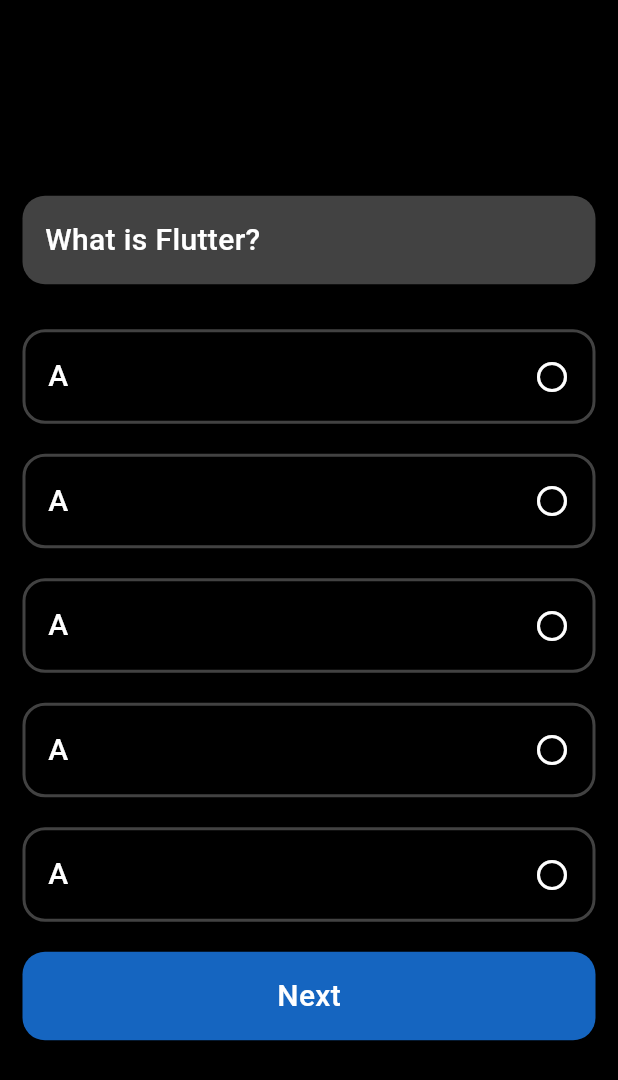
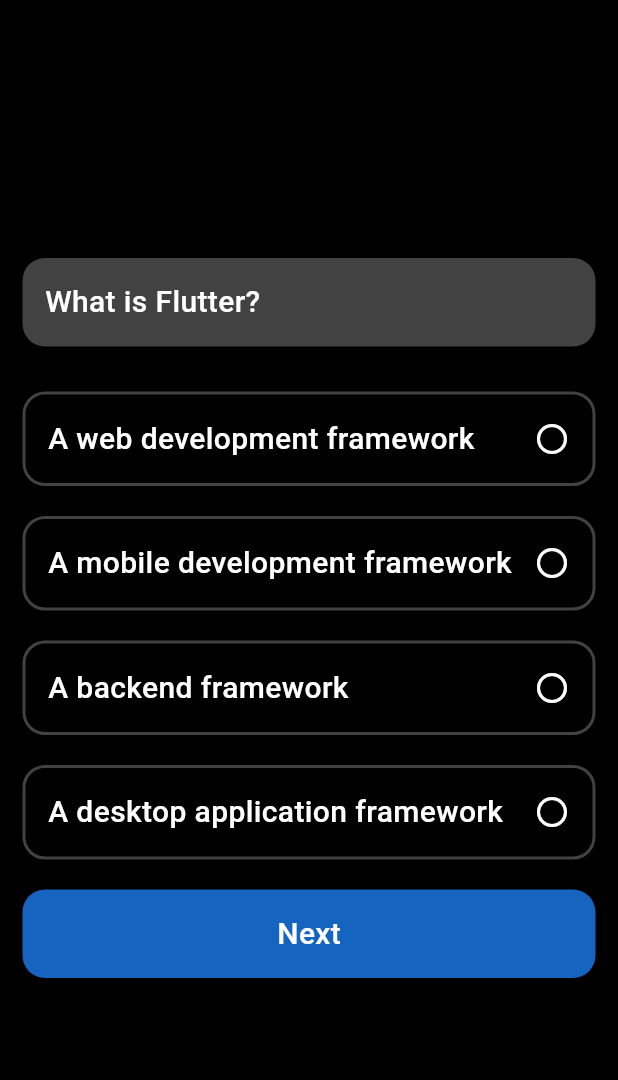
Before and after one commit to shihabLuminar/quiz_app_april, a Flutter app: the screen it shows after launch, on a phone screen of 412 x 824 dp. Shown: the top 1080 px of the screen. Run offline on Flutter 3.47's test engine with Material 3 defaults, Android fonts, the phone set to English and light mode, and no system bars; our stand-ins replace lottie.

Commit message:
option selection updated

```diff
--- a/lib/dummy_db.dart
+++ b/lib/dummy_db.dart
@@ -1,5 +1,5 @@
 class DummyDb {
-  static const question = [
+  static const List<Map<String, dynamic>> question = [
     {
       "question": "What is Flutter?",
       "options": [
--- a/lib/view/home_screen/home_screen.dart
+++ b/lib/view/home_screen/home_screen.dart
@@ -11,6 +11,7 @@
 
 class _HomeScreenState extends State<HomeScreen> {
   int currentQstnIndex = 0;
+  int? selectedIndex;
   @override
   Widget build(BuildContext context) {
     return SafeArea(
@@ -44,8 +45,26 @@
                 // options seciton
                 Column(
                   children: List.generate(
-                    5,
-                    (index) => optionsCard(),
+                    4,
+                    (index) {
+                      List ansOptions =
+                          DummyDb.question[currentQstnIndex]["options"] as List;
+                      return optionsCard(
+                        borderColor: getColor(index),
+                        onOpitonsTapped: () {
+                          selectedIndex = index;
+                          setState(() {});
+                          if (index ==
+                              DummyDb.question[currentQstnIndex]
+                                  ["answerIndex"]) {
+                            print("rignt answer");
+                          } else {
+                            print("wrong answer");
+                          }
+                        },
+                        option: ansOptions[index],
+                      );
+                    },
                   ),
                 ),
 
@@ -81,4 +100,12 @@
       ),
     );
   }
+
+  Color getColor(int index) {
+    if (DummyDb.question[currentQstnIndex]["answerIndex"] == selectedIndex &&
+        index == selectedIndex) {
+      return Colors.green;
+    }
+    return Colors.grey.shade800;
+  }
 }
--- a/lib/view/home_screen/widgets/options_card.dart
+++ b/lib/view/home_screen/widgets/options_card.dart
@@ -3,17 +3,26 @@
 class optionsCard extends StatelessWidget {
   const optionsCard({
     super.key,
+    required this.option,
+    this.onOpitonsTapped,
+    this.borderColor,
   });
+
+  final String option;
+  final Color? borderColor;
+  final void Function()? onOpitonsTapped;
 
   @override
   Widget build(BuildContext context) {
-    return Container(
+    return InkWell(
+      onTap: onOpitonsTapped,
+      child: Container(
         margin: EdgeInsets.only(bottom: 20),
         width: double.infinity,
         padding: EdgeInsets.all(15),
         decoration: BoxDecoration(
           border: Border.all(
-          color: Colors.grey.shade800,
+            color: borderColor ?? Colors.grey.shade800,
             width: 2,
           ),
           borderRadius: BorderRadius.circular(15),
@@ -22,7 +31,7 @@
           children: [
             Expanded(
               child: Text(
-              "A",
+                option,
                 style: TextStyle(
                     color: Colors.white,
                     fontSize: 20,
@@ -35,6 +44,7 @@
             )
           ],
         ),
+      ),
     );
   }
 }
```
Lines whose indentation alone changed are shown as unchanged.
